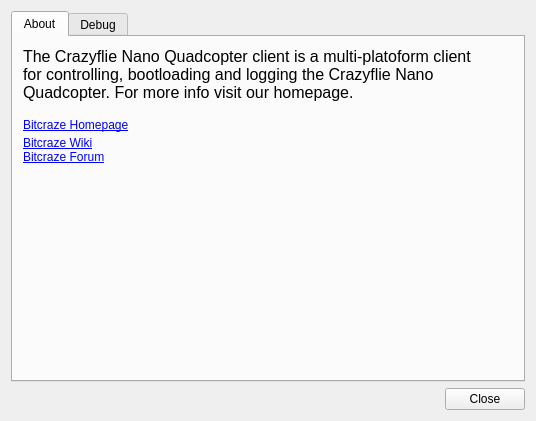
Above: lib/cfclient/ui/dialogs/about.ui from bitcraze/crazyflie-clients-python before the change. Below: the same form after it.
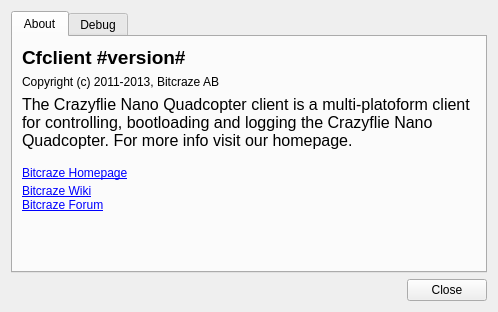
That is the form after the change.

```diff
--- a/lib/cfclient/ui/dialogs/about.ui
+++ b/lib/cfclient/ui/dialogs/about.ui
@@ -9,14 +9,14 @@
    <rect>
     <x>0</x>
     <y>0</y>
-    <width>536</width>
-    <height>421</height>
+    <width>498</width>
+    <height>312</height>
    </rect>
   </property>
   <property name="windowTitle">
    <string>About Crazyflie Client</string>
   </property>
-  <layout class="QHBoxLayout" name="horizontalLayout">
+  <layout class="QVBoxLayout" name="verticalLayout_4">
    <item>
     <layout class="QVBoxLayout" name="verticalLayout">
      <item>
@@ -31,26 +31,26 @@
         <attribute name="title">
          <string>About</string>
         </attribute>
-        <widget class="QWidget" name="verticalLayoutWidget_2">
-         <property name="geometry">
-          <rect>
-           <x>10</x>
-           <y>10</y>
-           <width>491</width>
-           <height>301</height>
-          </rect>
-         </property>
+        <layout class="QHBoxLayout" name="horizontalLayout">
+         <item>
          <layout class="QVBoxLayout" name="verticalLayout_3">
           <item>
            <layout class="QGridLayout" name="gridLayout_2">
-            <item row="0" column="0">
+             <item row="1" column="0">
+              <widget class="QLabel" name="label_2">
+               <property name="text">
+                <string>Copyright (c) 2011-2013, Bitcraze AB</string>
+               </property>
+              </widget>
+             </item>
+             <item row="2" column="0">
              <widget class="QLabel" name="label">
               <property name="text">
                <string>&lt;html&gt;&lt;head/&gt;&lt;body&gt;&lt;p&gt;&lt;span style=&quot; font-size:12pt;&quot;&gt;The Crazyflie Nano Quadcopter client is a multi-platoform client&lt;br/&gt;for controlling, bootloading and logging the Crazyflie Nano&lt;br/&gt;Quadcopter. For more info visit our homepage.&lt;/span&gt;&lt;/p&gt;&lt;p&gt;&lt;a href=&quot;http://www.bitcraze.se&quot;&gt;&lt;span style=&quot; text-decoration: underline; color:#0000ff;&quot;&gt;Bitcraze Homepage&lt;/span&gt;&lt;/a&gt;&lt;span style=&quot; font-size:12pt;&quot;&gt;&lt;br/&gt;&lt;/span&gt;&lt;a href=&quot;http://wiki.bitcraze.se&quot;&gt;&lt;span style=&quot; text-decoration: underline; color:#0000ff;&quot;&gt;Bitcraze Wiki&lt;/span&gt;&lt;/a&gt;&lt;span style=&quot; font-size:12pt;&quot;&gt;&lt;br/&gt;&lt;/span&gt;&lt;a href=&quot;http://forum.bitcraze.se&quot;&gt;&lt;span style=&quot; text-decoration: underline; color:#0000ff;&quot;&gt;Bitcraze Forum&lt;/span&gt;&lt;/a&gt;&lt;/p&gt;&lt;p&gt;&lt;br/&gt;&lt;/p&gt;&lt;/body&gt;&lt;/html&gt;</string>
               </property>
              </widget>
             </item>
-            <item row="1" column="0">
+             <item row="3" column="0">
              <spacer name="verticalSpacer">
               <property name="orientation">
                <enum>Qt::Vertical</enum>
@@ -63,10 +63,18 @@
               </property>
              </spacer>
             </item>
-           </layout>
-          </item>
-         </layout>
-        </widget>
+             <item row="0" column="0">
+              <widget class="QLabel" name="_name_label">
+               <property name="text">
+                <string>&lt;html&gt;&lt;head/&gt;&lt;body&gt;&lt;p&gt;&lt;span style=&quot; font-size:14pt; font-weight:600;&quot;&gt;Cfclient #version#&lt;/span&gt;&lt;/p&gt;&lt;/body&gt;&lt;/html&gt;</string>
+               </property>
+              </widget>
+             </item>
+            </layout>
+           </item>
+          </layout>
+         </item>
+        </layout>
        </widget>
        <widget class="QWidget" name="Debug">
         <attribute name="title">
```
Lines whose indentation alone changed are shown as unchanged.
